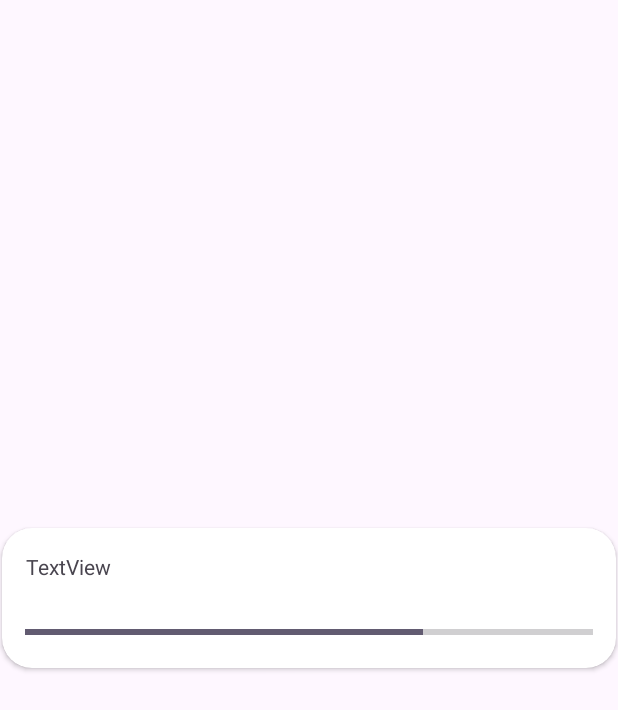
After one commit to Moritz1008/WartungsApp, an Android app: the layout maintenence_list_item.xml on its own in the app's theme, with its tools: preview values and no code run, on a phone screen of 412 x 824 dp. The commit adds this screen. Shown: the top 710 px of the screen. Run offline under Robolectric (Android 15) with nearby library versions, the phone set to English and light mode, and no system bars.

Commit message:
Added maintenance List

```diff
--- a/app/src/main/java/com/example/wartungsapp/MainActivity.java
+++ b/app/src/main/java/com/example/wartungsapp/MainActivity.java
@@ -6,10 +6,8 @@ import androidx.appcompat.widget.Toolbar;
 import androidx.recyclerview.widget.LinearLayoutManager;
 import androidx.recyclerview.widget.RecyclerView;
 
-import android.content.Context;
 import android.content.Intent;
 import android.os.Bundle;
-import android.util.Log;
 import android.view.Menu;
 import android.view.MenuItem;
 import android.view.View;
@@ -34,7 +32,7 @@ public class MainActivity extends AppCompatActivity {
         Toolbar toolbar = findViewById(R.id.toolbar);
         setSupportActionBar(toolbar);
 
-        vehiclesRecyclerView = findViewById(R.id.vehicles);
+        vehiclesRecyclerView = findViewById(R.id.recViewVehicles);
         fab = findViewById(R.id.fabAddVehicle);
 
         VehicleDataHolder dataHolder = VehicleDataHolder.getInstance();
--- a/app/src/main/java/com/example/wartungsapp/VehicleDataHolder.java
+++ b/app/src/main/java/com/example/wartungsapp/VehicleDataHolder.java
@@ -9,9 +9,9 @@ public class VehicleDataHolder {
     private VehicleDataHolder() {
         vehicles = new ArrayList<>();
 
-        this.addVehicle(new Vehicle("Kawasaki ER-5", 62000, 2000, null ));
-        this.addVehicle(new Vehicle("Opel Corsa D CRE", 16000, 2000, null));
-        this.addVehicle(new Vehicle("Nissan 350Z", 80000, 2000, null));
+        // this.addVehicle(new Vehicle("Kawasaki ER-5", 62000, 2000, null ));
+        // this.addVehicle(new Vehicle("Opel Corsa D CRE", 16000, 2000, null));
+        // this.addVehicle(new Vehicle("Nissan 350Z", 80000, 2000, null));
     }
 
 
--- a/app/src/main/java/com/example/wartungsapp/VehicleRecViewAdapter.java
+++ b/app/src/main/java/com/example/wartungsapp/VehicleRecViewAdapter.java
@@ -39,8 +39,6 @@ public class VehicleRecViewAdapter extends RecyclerView.Adapter<VehicleRecViewAd
 
     @Override
     public void onBindViewHolder(@NonNull ViewHolder holder, int position) {
-        Log.d("vehicles.toString()", vehicles.toString());
-        Log.d("vehicles.size()", String.valueOf(vehicles.size()));
         holder.txtVehicleName.setText(vehicles.get(position).getName());
         holder.txtVehicleMileage.setText(String.valueOf(vehicles.get(position).getMileage()) + " km");
 
--- a/app/src/main/res/layout/activity_main.xml
+++ b/app/src/main/res/layout/activity_main.xml
@@ -12,7 +12,7 @@
         app:layout_constraintBottom_toBottomOf="parent" />
 
     <androidx.recyclerview.widget.RecyclerView
-        android:id="@+id/vehicles"
+        android:id="@+id/recViewVehicles"
         android:layout_width="407dp"
         android:layout_height="637dp"
         android:layout_marginTop="64dp"
--- /dev/null
+++ b/app/src/main/res/layout/maintenence_list_item.xml
@@ -0,0 +1,50 @@
+<?xml version="1.0" encoding="utf-8"?>
+<androidx.constraintlayout.widget.ConstraintLayout xmlns:android="http://schemas.android.com/apk/res/android"
+    xmlns:app="http://schemas.android.com/apk/res-auto"
+    xmlns:tools="http://schemas.android.com/tools"
+    android:layout_width="match_parent"
+    android:layout_height="match_parent">
+
+    <androidx.cardview.widget.CardView
+        android:layout_width="409dp"
+        android:layout_height="wrap_content"
+        android:layout_marginStart="1dp"
+        android:layout_marginTop="352dp"
+        android:layout_marginEnd="1dp"
+        android:layout_marginBottom="379dp"
+        app:layout_constraintBottom_toBottomOf="parent"
+        app:layout_constraintEnd_toEndOf="parent"
+        app:layout_constraintStart_toStartOf="parent"
+        app:layout_constraintTop_toTopOf="parent"
+        app:cardCornerRadius="20dp"
+        >
+
+        <androidx.constraintlayout.widget.ConstraintLayout
+            android:layout_width="match_parent"
+            android:layout_height="93dp">
+
+            <ProgressBar
+                android:id="@+id/maintenanceProgressBar"
+                style="?android:attr/progressBarStyleHorizontal"
+                android:layout_width="match_parent"
+                android:layout_marginHorizontal="15dp"
+                android:layout_height="15dp"
+                android:layout_marginBottom="16dp"
+                app:layout_constraintBottom_toBottomOf="parent"
+                app:layout_constraintEnd_toEndOf="parent"
+                app:layout_constraintStart_toStartOf="parent"
+                android:progress="70"/>
+
+            <TextView
+                android:id="@+id/textView2"
+                android:layout_width="match_parent"
+                android:layout_height="wrap_content"
+                android:layout_margin="16dp"
+                android:text="TextView"
+                app:layout_constraintStart_toStartOf="parent"
+                app:layout_constraintTop_toTopOf="parent" />
+
+        </androidx.constraintlayout.widget.ConstraintLayout>
+    </androidx.cardview.widget.CardView>
+
+</androidx.constraintlayout.widget.ConstraintLayout>
```
Also changed, not shown: app/src/main/java/com/example/wartungsapp/maintenanceItem.java (+9 -0 lines), app/src/main/java/com/example/wartungsapp/maintenenceRecViewAdapter.java (added, +24 -0 lines), app/src/main/res/layout/activity_view_vehicle.xml (added, +20 -0 lines).
